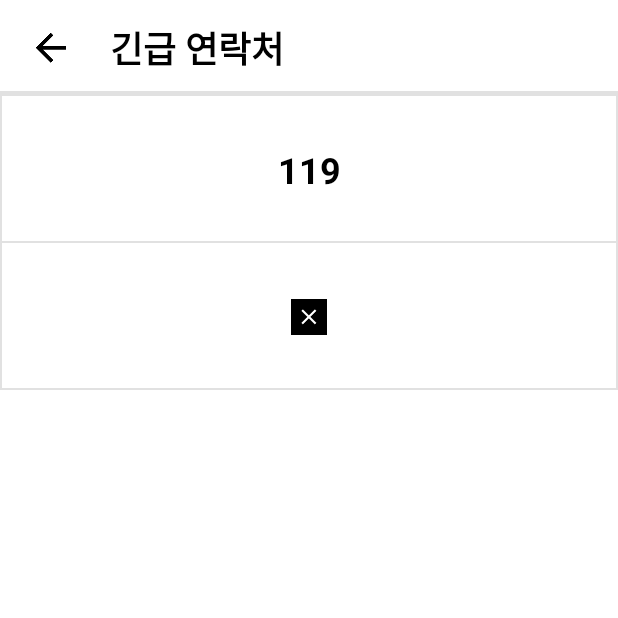
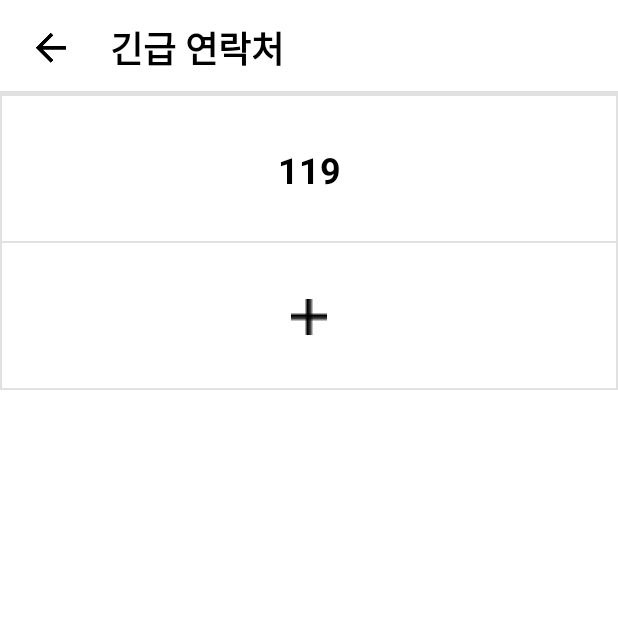
Before and after one commit to JWdori/UMC_AbilityMap, an Android app: the EmergencyCallActivity screen opened directly, with no data from a screen before it, on a phone screen of 412 x 824 dp, the top half of it. Run offline under Robolectric (Android 15) with nearby library versions, the phone set to English and light mode, and no system bars; our stand-ins replace Room's generated code; network calls fail.

Commit message:
긴급 연락처 화면 짤림 수정, 연락처 추가 화면 수정

```diff
--- a/app/src/main/res/layout/activity_add_phone_book.xml
+++ b/app/src/main/res/layout/activity_add_phone_book.xml
@@ -23,7 +23,7 @@
             android:layout_marginLeft="10dp"/>
 
         <TextView
-            android:id="@+id/tv_not_notification"
+            android:id="@+id/tv_add_phone_book"
             android:layout_width="wrap_content"
             android:layout_height="wrap_content"
             android:text="입력하기"
--- a/app/src/main/res/layout/activity_emergency_call.xml
+++ b/app/src/main/res/layout/activity_emergency_call.xml
@@ -1,9 +1,14 @@
 <?xml version="1.0" encoding="utf-8"?>
-<androidx.constraintlayout.widget.ConstraintLayout xmlns:android="http://schemas.android.com/apk/res/android"
+<ScrollView xmlns:android="http://schemas.android.com/apk/res/android"
     android:layout_width="match_parent"
     android:layout_height="match_parent"
     xmlns:app="http://schemas.android.com/apk/res-auto"
     xmlns:tools="http://schemas.android.com/tools">
+
+
+    <androidx.constraintlayout.widget.ConstraintLayout
+        android:layout_width="match_parent"
+        android:layout_height="wrap_content">
 
         <androidx.constraintlayout.widget.ConstraintLayout
             android:id="@+id/layout"
@@ -69,7 +74,6 @@
                 app:layout_constraintStart_toStartOf="parent"
                 app:layout_constraintEnd_toEndOf="parent"/>
 
-
         </androidx.constraintlayout.widget.ConstraintLayout>
 
         <androidx.recyclerview.widget.RecyclerView
@@ -79,7 +83,8 @@
             app:layout_constraintTop_toBottomOf="@id/cl_119_emergency_call"
             tools:listitem="@layout/item_emergency_call"
             app:layoutManager="androidx.recyclerview.widget.LinearLayoutManager"
-        android:orientation="vertical">
+            android:orientation="vertical"
+            android:clipToPadding="false">
 
         </androidx.recyclerview.widget.RecyclerView>
 
@@ -96,8 +101,7 @@
                 android:id="@+id/iv_add_emergency_call"
                 android:layout_width="24dp"
                 android:layout_height="24dp"
-            android:src="@drawable/close"
-            android:background="@color/black"
+                android:src="@drawable/vector"
                 app:layout_constraintTop_toTopOf="parent"
                 app:layout_constraintBottom_toBottomOf="parent"
                 app:layout_constraintStart_toStartOf="parent"
@@ -106,3 +110,5 @@
         </androidx.constraintlayout.widget.ConstraintLayout>
 
     </androidx.constraintlayout.widget.ConstraintLayout>
+
+</ScrollView>
```
Also changed, not shown: app/src/main/java/com/abilitymap/AddPhoneBookActivity.kt (+27 -3 lines). Lines whose indentation alone changed are shown as unchanged.
